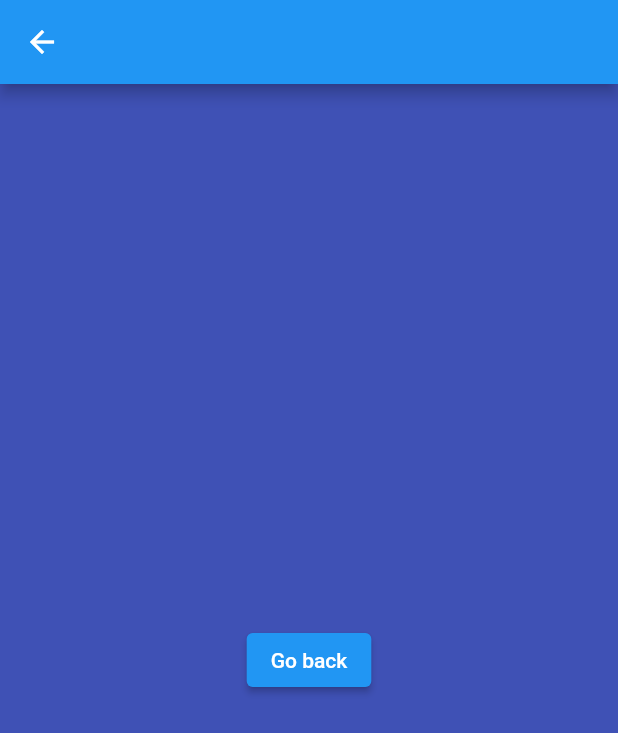
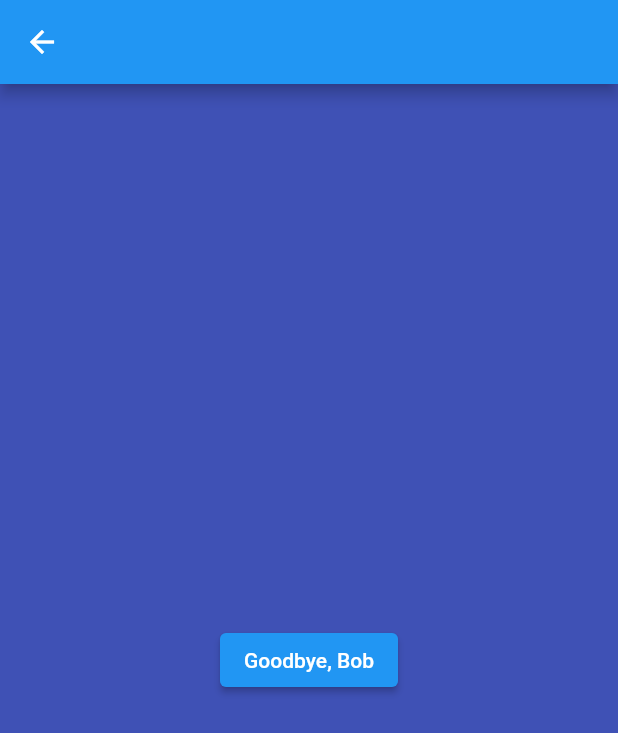
Before and after one commit to suragch/class_app, a Flutter app: the screen it shows after launch, after a tap on "Press me!", on a phone screen of 412 x 824 dp. Shown: the top 733 px of the screen. Run offline on Flutter 3.47's test engine with Material 2 defaults, Android fonts, the light colour scheme and no system bars.

Commit message:
pass data to second screen

```diff
--- a/lib/screens/home_screen.dart
+++ b/lib/screens/home_screen.dart
@@ -18,7 +18,7 @@ class HomeScreen extends StatelessWidget {
               Navigator.push(
                 context,
                 MaterialPageRoute(
-                  builder: (context) => SecondScreen(),
+                  builder: (context) => SecondScreen(name: "Bob"),
                 ),
               );
             },
--- a/lib/screens/second_screen.dart
+++ b/lib/screens/second_screen.dart
@@ -1,7 +1,12 @@
 import 'package:flutter/material.dart';
 
 class SecondScreen extends StatelessWidget {
-  const SecondScreen({Key? key}) : super(key: key);
+  const SecondScreen({
+    Key? key,
+    required this.name,
+  }) : super(key: key);
+
+  final String name;
 
   @override
   Widget build(BuildContext context) {
@@ -14,7 +19,7 @@ class SecondScreen extends StatelessWidget {
             onPressed: () {
               Navigator.pop(context);
             },
-            child: Text('Go back'),
+            child: Text('Goodbye, $name'),
           ),
         ),
       ),
```
